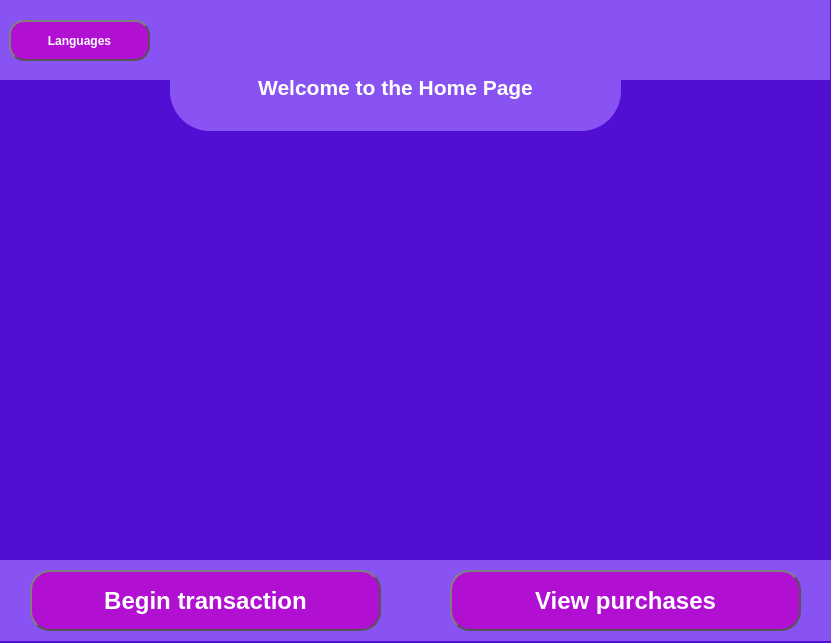
Above: lab 3/app.ui from iftimeadrian31/VehicleShop before the change. Below: the same form after it.
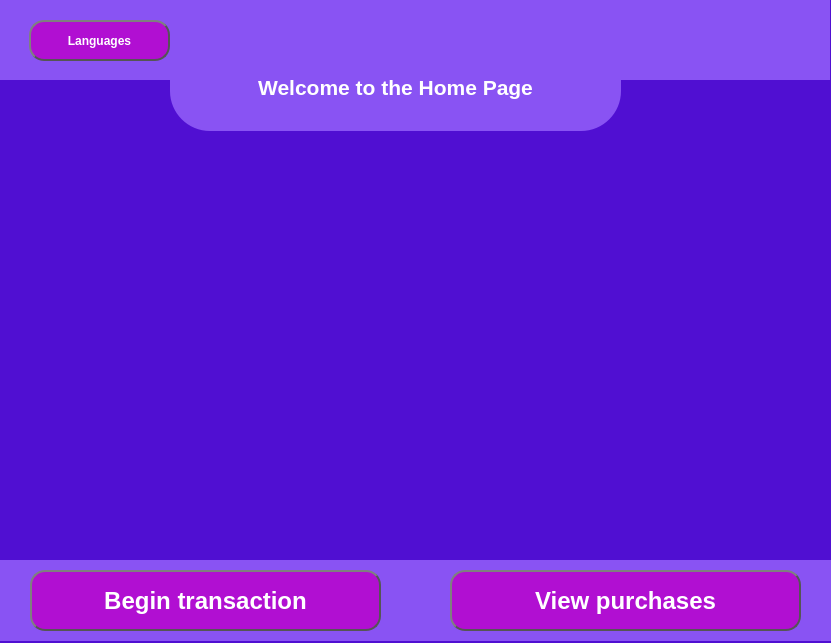
That is the form after the change. Icons and pictures are not drawn.

```diff
--- a/lab 3/app.ui
+++ b/lab 3/app.ui
@@ -54,7 +54,7 @@
      <widget class="QPushButton" name="pushButton_3">
       <property name="geometry">
        <rect>
-        <x>10</x>
+        <x>30</x>
         <y>20</y>
         <width>141</width>
         <height>41</height>
@@ -68,12 +68,18 @@
        </font>
       </property>
       <property name="styleSheet">
-       <string notr="true">background-color:rgb(177, 15, 210);
+       <string notr="true">QPushButton{background-color:rgb(177, 15, 210);
 color:rgb(255, 255, 255);
 border: 2px solid #555;
 border-radius: 15px;
 border-style: outset;
-padding: 5px;</string>
+padding: 5px;}
+QPushButton:hover {
+    background-color: rgb(227, 131, 246);
+}
+QPushButton:pressed {
+    background-color: rgb(96, 9, 114);
+}</string>
       </property>
       <property name="text">
        <string>Languages</string>
@@ -147,12 +153,18 @@
       </font>
      </property>
      <property name="styleSheet">
-      <string notr="true">background-color:rgb(177, 15, 210);
+      <string notr="true">QPushButton{background-color:rgb(177, 15, 210);
 color:rgb(255, 255, 255);
 border: 2px solid #555;
-border-radius: 20px;
+border-radius: 15px;
 border-style: outset;
-padding: 5px;</string>
+padding: 5px;}
+QPushButton:hover {
+    background-color: rgb(227, 131, 246);
+}
+QPushButton:pressed {
+    background-color: rgb(96, 9, 114);
+}</string>
      </property>
      <property name="text">
       <string>View purchases</string>
@@ -175,12 +187,18 @@
       </font>
      </property>
      <property name="styleSheet">
-      <string notr="true">background-color:rgb(177, 15, 210);
+      <string notr="true">QPushButton{background-color:rgb(177, 15, 210);
 color:rgb(255, 255, 255);
 border: 2px solid #555;
-border-radius: 20px;
+border-radius: 15px;
 border-style: outset;
-padding: 5px;</string>
+padding: 5px;}
+QPushButton:hover {
+    background-color: rgb(227, 131, 246);
+}
+QPushButton:pressed {
+    background-color: rgb(96, 9, 114);
+}</string>
      </property>
      <property name="text">
       <string>Begin transaction</string>
```
